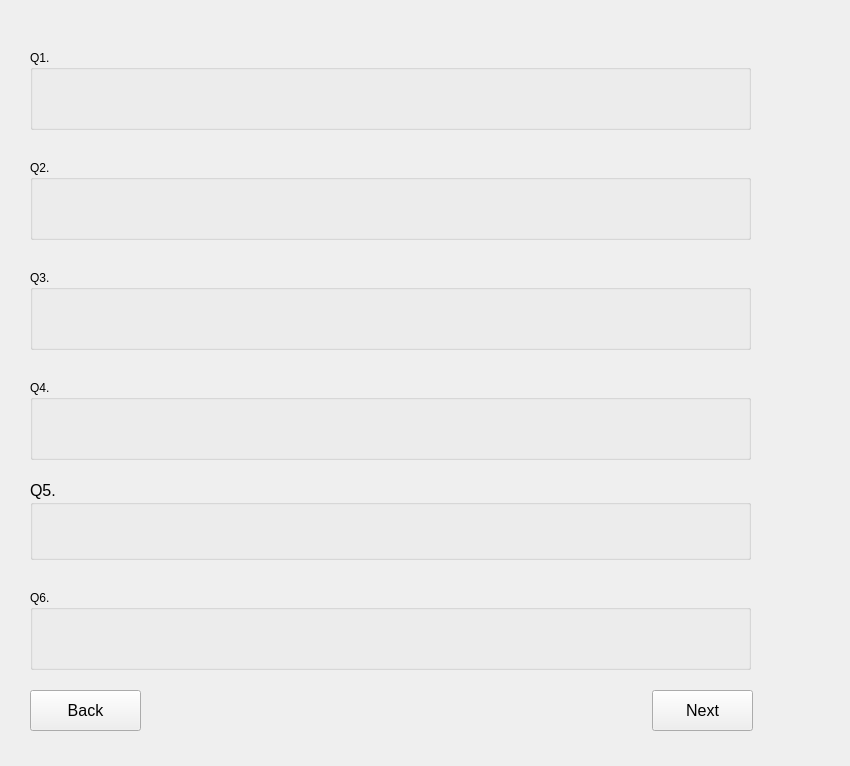
Qt form Group4/testform2.ui (Assignment-C/UI-APP) before a commit.
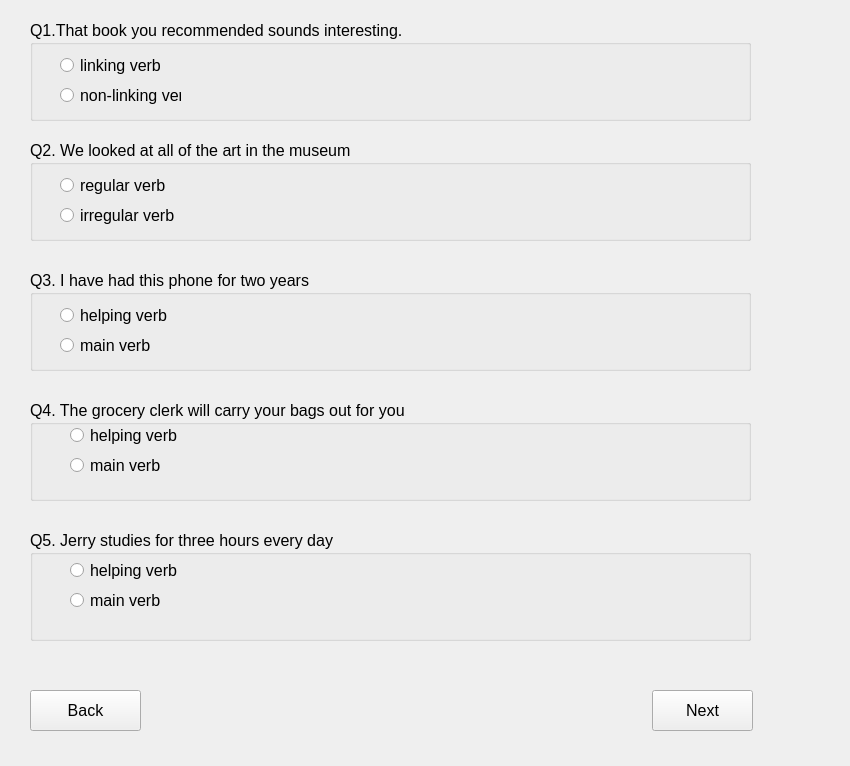
The same form after that commit.

The edit to the form file:
```diff
--- a/Group4/testform2.ui
+++ b/Group4/testform2.ui
@@ -17,27 +17,89 @@
    <property name="geometry">
     <rect>
      <x>30</x>
-     <y>50</y>
+     <y>20</y>
      <width>721</width>
-     <height>80</height>
+     <height>101</height>
     </rect>
    </property>
+   <property name="font">
+    <font>
+     <pointsize>12</pointsize>
+    </font>
+   </property>
    <property name="title">
-    <string>Q1.</string>
+    <string>Q1.That book you recommended sounds interesting.</string>
    </property>
+   <widget class="QRadioButton" name="radioButton">
+    <property name="geometry">
+     <rect>
+      <x>30</x>
+      <y>30</y>
+      <width>141</width>
+      <height>31</height>
+     </rect>
+    </property>
+    <property name="text">
+     <string>linking verb</string>
+    </property>
+   </widget>
+   <widget class="QRadioButton" name="radioButton_2">
+    <property name="geometry">
+     <rect>
+      <x>30</x>
+      <y>60</y>
+      <width>121</width>
+      <height>31</height>
+     </rect>
+    </property>
+    <property name="text">
+     <string>non-linking verb</string>
+    </property>
+   </widget>
   </widget>
   <widget class="QGroupBox" name="groupBox_2">
    <property name="geometry">
     <rect>
      <x>30</x>
-     <y>160</y>
+     <y>140</y>
      <width>721</width>
-     <height>80</height>
+     <height>101</height>
     </rect>
    </property>
+   <property name="font">
+    <font>
+     <pointsize>12</pointsize>
+    </font>
+   </property>
    <property name="title">
-    <string>Q2. </string>
+    <string>Q2. We looked at all of the art in the museum.</string>
    </property>
+   <widget class="QRadioButton" name="radioButton_3">
+    <property name="geometry">
+     <rect>
+      <x>30</x>
+      <y>30</y>
+      <width>171</width>
+      <height>31</height>
+     </rect>
+    </property>
+    <property name="text">
+     <string>regular verb</string>
+    </property>
+   </widget>
+   <widget class="QRadioButton" name="radioButton_4">
+    <property name="geometry">
+     <rect>
+      <x>30</x>
+      <y>60</y>
+      <width>151</width>
+      <height>31</height>
+     </rect>
+    </property>
+    <property name="text">
+     <string>irregular verb</string>
+    </property>
+   </widget>
   </widget>
   <widget class="QGroupBox" name="groupBox_3">
    <property name="geometry">
@@ -45,46 +107,95 @@
      <x>30</x>
      <y>270</y>
      <width>721</width>
-     <height>80</height>
+     <height>101</height>
     </rect>
    </property>
+   <property name="font">
+    <font>
+     <pointsize>12</pointsize>
+    </font>
+   </property>
    <property name="title">
-    <string>Q3. </string>
+    <string>Q3. I have had this phone for two years.</string>
    </property>
+   <widget class="QRadioButton" name="radioButton_5">
+    <property name="geometry">
+     <rect>
+      <x>30</x>
+      <y>60</y>
+      <width>171</width>
+      <height>31</height>
+     </rect>
+    </property>
+    <property name="text">
+     <string>main verb</string>
+    </property>
+   </widget>
+   <widget class="QRadioButton" name="radioButton_6">
+    <property name="geometry">
+     <rect>
+      <x>30</x>
+      <y>30</y>
+      <width>181</width>
+      <height>31</height>
+     </rect>
+    </property>
+    <property name="text">
+     <string>helping verb</string>
+    </property>
+   </widget>
   </widget>
   <widget class="QGroupBox" name="groupBox_4">
    <property name="geometry">
     <rect>
      <x>30</x>
-     <y>380</y>
+     <y>400</y>
      <width>721</width>
-     <height>80</height>
+     <height>101</height>
     </rect>
    </property>
-   <property name="title">
-    <string>Q4. </string>
+   <property name="font">
+    <font>
+     <pointsize>12</pointsize>
+    </font>
    </property>
-  </widget>
-  <widget class="QGroupBox" name="groupBox_5">
-   <property name="geometry">
-    <rect>
-     <x>30</x>
-     <y>590</y>
-     <width>721</width>
-     <height>80</height>
-    </rect>
-   </property>
    <property name="title">
-    <string>Q6. </string>
+    <string>Q4. The grocery clerk will carry your bags out for you.</string>
    </property>
+   <widget class="QRadioButton" name="radioButton_7">
+    <property name="geometry">
+     <rect>
+      <x>40</x>
+      <y>20</y>
+      <width>171</width>
+      <height>31</height>
+     </rect>
+    </property>
+    <property name="text">
+     <string>helping verb</string>
+    </property>
+   </widget>
+   <widget class="QRadioButton" name="radioButton_8">
+    <property name="geometry">
+     <rect>
+      <x>40</x>
+      <y>50</y>
+      <width>151</width>
+      <height>31</height>
+     </rect>
+    </property>
+    <property name="text">
+     <string>main verb</string>
+    </property>
+   </widget>
   </widget>
   <widget class="QGroupBox" name="groupBox_6">
    <property name="geometry">
     <rect>
      <x>30</x>
-     <y>480</y>
+     <y>530</y>
      <width>721</width>
-     <height>80</height>
+     <height>111</height>
     </rect>
    </property>
    <property name="font">
@@ -93,8 +204,34 @@
     </font>
    </property>
    <property name="title">
-    <string>Q5. </string>
+    <string>Q5. Jerry studies for three hours every day.</string>
    </property>
+   <widget class="QRadioButton" name="radioButton_9">
+    <property name="geometry">
+     <rect>
+      <x>40</x>
+      <y>30</y>
+      <width>161</width>
+      <height>20</height>
+     </rect>
+    </property>
+    <property name="text">
+     <string>helping verb</string>
+    </property>
+   </widget>
+   <widget class="QRadioButton" name="radioButton_10">
+    <property name="geometry">
+     <rect>
+      <x>40</x>
+      <y>60</y>
+      <width>151</width>
+      <height>20</height>
+     </rect>
+    </property>
+    <property name="text">
+     <string>main verb</string>
+    </property>
+   </widget>
   </widget>
   <widget class="QPushButton" name="pushButton">
    <property name="geometry">
```
Left out of the diff: 17 changed lines with no effect on the pictures.
